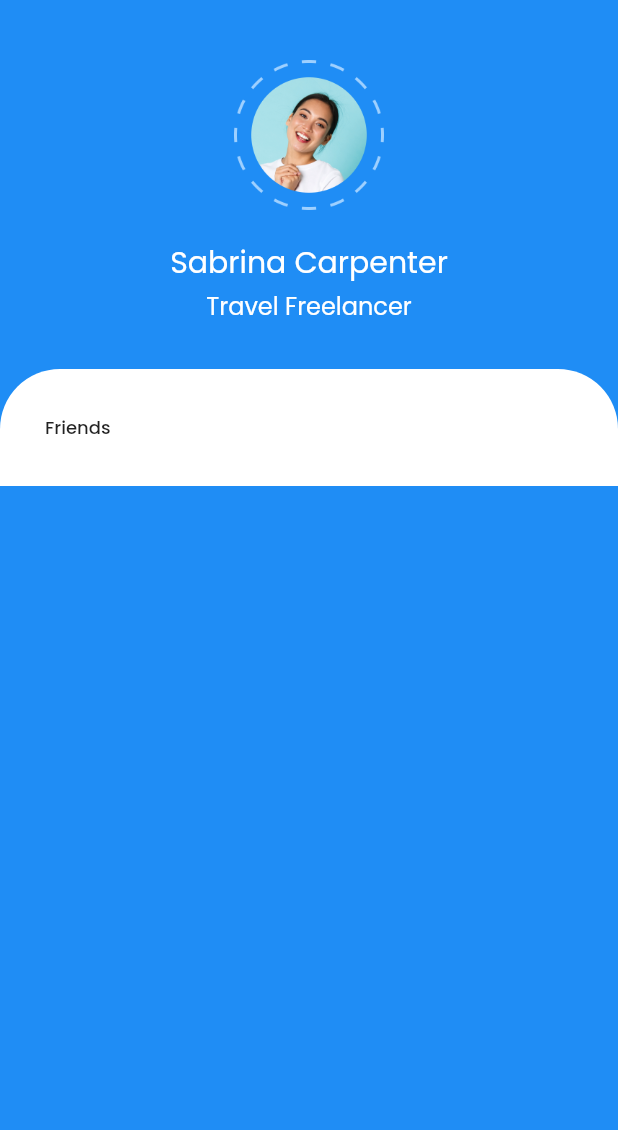
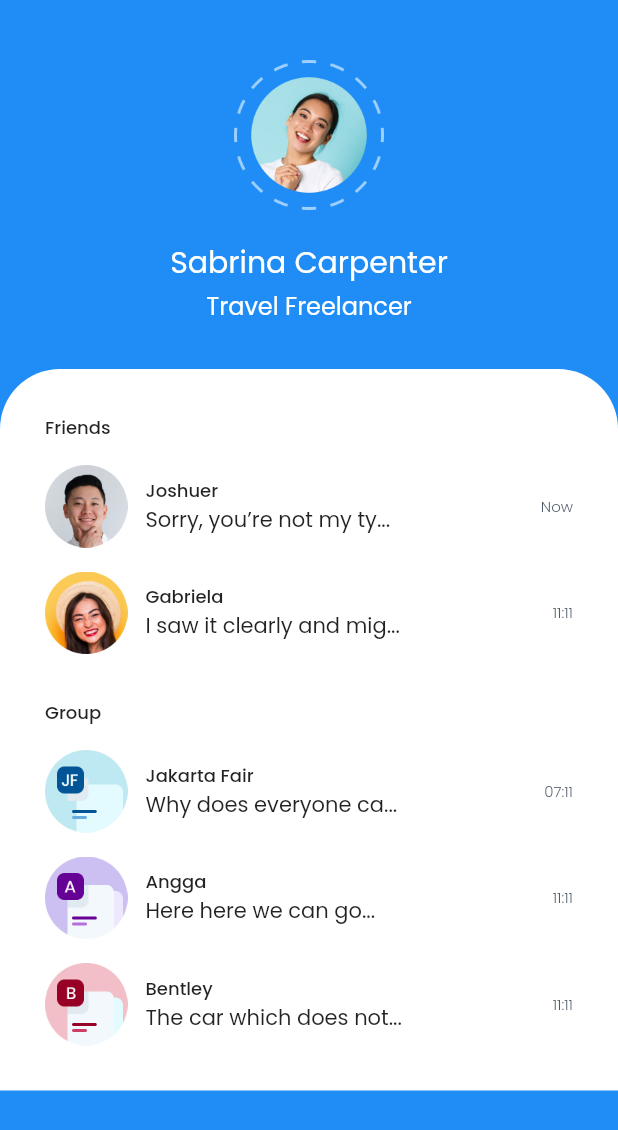
Before and after one commit to Apryn/chatty, a Flutter app: the screen it shows after launch, on a phone screen of 412 x 824 dp. Shown: the top 1130 px of the screen. Run offline on Flutter 3.47's test engine with Material 2 defaults, Android fonts, the phone set to English and light mode, and no system bars.

Commit message:
Modify Chat_tile.dart

```diff
--- a/Widget/Chat_tile.dart
+++ /dev/null
@@ -1,45 +0,0 @@
-import 'package:flutter/material.dart';
-import 'package:chatty/theme.dart';
-
-class Chat_tile extends StatelessWidget {
-  String? Imageurl;
-  String? Name;
-  String? text;
-  String? Date;
-
-  Chat_tile(this.Imageurl, this.Name, this.text, this.Date);
-
-  @override
-  Widget build(BuildContext context) {
-    return Row(
-      children: [
-        Image.asset(
-          'assets/images/pic(1).png',
-          height: 55,
-          width: 55,
-        ),
-        SizedBox(
-          width: 12,
-        ),
-        Column(
-          crossAxisAlignment: CrossAxisAlignment.start,
-          children: [
-            Text(
-              'Joshuer',
-              style: titletextstyle,
-            ),
-            Text(
-              'Sorry, you’re not my ty...',
-              style: titlesubtextstyle,
-            ),
-          ],
-        ),
-        Spacer(),
-        Text(
-          "Now",
-          style: titlesubtextstyle,
-        )
-      ],
-    );
-  }
-}
--- /dev/null
+++ b/lib/Chat_tile.dart
@@ -0,0 +1,50 @@
+import 'package:flutter/material.dart';
+import 'package:chatty/theme.dart';
+
+class Chat_tile extends StatelessWidget {
+  String? Imageurl;
+  String? Name;
+  String? text;
+  String? Date;
+  bool? Unread;
+
+  Chat_tile({this.Imageurl, this.Name, this.text, this.Date,this.Unread});
+
+  @override
+  Widget build(BuildContext context) {
+    return Padding(
+      padding: EdgeInsets.only(top: 16),
+      child: Row(
+        children: [
+          Image.asset(
+            Imageurl!,
+            height: 55,
+            width: 55,
+          ),
+          SizedBox(
+            width: 12,
+          ),
+          Column(
+            crossAxisAlignment: CrossAxisAlignment.start,
+            children: [
+              Text(
+                Name!,
+                style: titletextstyle,
+              ),
+              Text(
+                text!,
+
+
+              ),
+            ],
+          ),
+          Spacer(),
+          Text(
+            Date!,
+            style: titlesubtextstyle,
+          )
+        ],
+      ),
+    );
+  }
+}
--- a/lib/home_page.dart
+++ b/lib/home_page.dart
@@ -1,5 +1,6 @@
 import 'package:flutter/material.dart';
 import 'theme.dart';
+import 'Chat_tile.dart';
 
 class Home_page extends StatelessWidget {
   @override
@@ -56,6 +57,48 @@ class Home_page extends StatelessWidget {
                         'Friends',
                         style: titletextstyle,
                       ),
+                      Chat_tile(
+                        Imageurl: 'assets/images/pic(1).png',
+                        Name: 'Joshuer',
+                        text: 'Sorry, you’re not my ty...',
+                        Date: 'Now',
+                        Unread: true,
+                      ),
+                      Chat_tile(
+                        Imageurl: 'assets/images/pic(2).png',
+                        Name: 'Gabriela',
+                        text: 'I saw it clearly and mig...',
+                        Date: '11:11',
+                        Unread: false,
+                      ),
+                      SizedBox(
+                        height: 30,
+                      ),
+                      Text(
+                        'Group',
+                        style: titletextstyle,
+                      ),
+                      Chat_tile(
+                        Imageurl: 'assets/images/icon1.png',
+                        Name: 'Jakarta Fair',
+                        text: 'Why does everyone ca...',
+                        Date: '07:11',
+                        Unread: false,
+                      ),
+                      Chat_tile(
+                        Imageurl: 'assets/images/icon2.png',
+                        Name: 'Angga',
+                        text: 'Here here we can go...',
+                        Date: '11:11',
+                        Unread: false,
+                      ),
+                      Chat_tile(
+                        Imageurl: 'assets/images/icon3.png',
+                        Name: 'Bentley',
+                        text: 'The car which does not...',
+                        Date: '11:11',
+                        Unread: false ,
+                      ),
                     ],
                   ),
                 )
```
